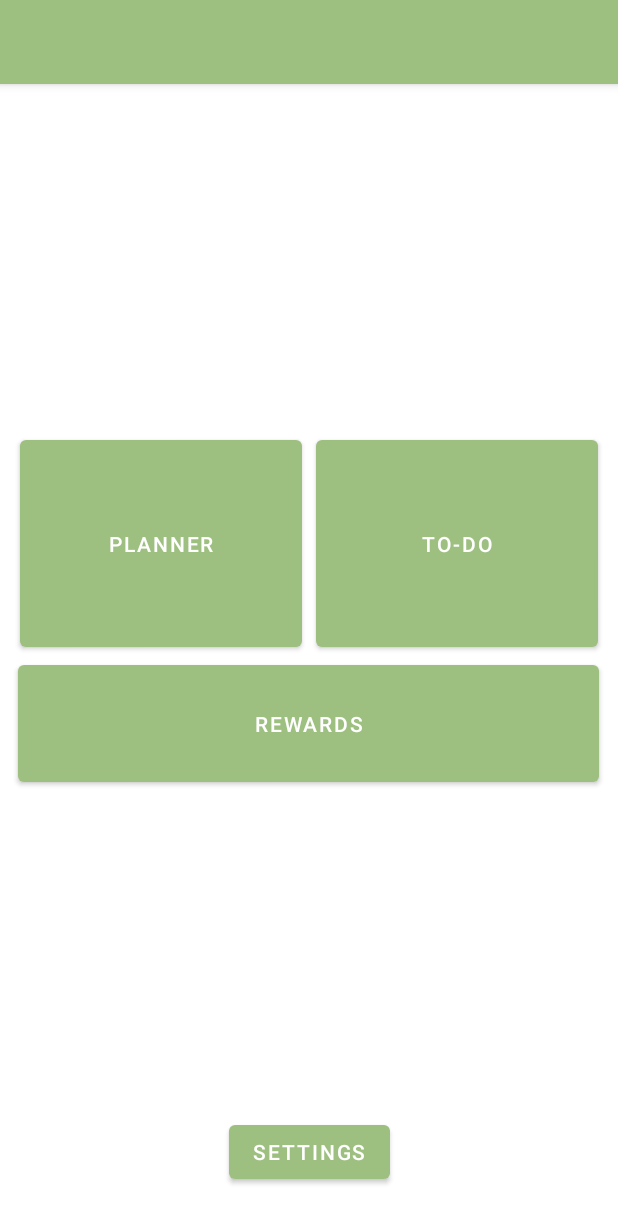
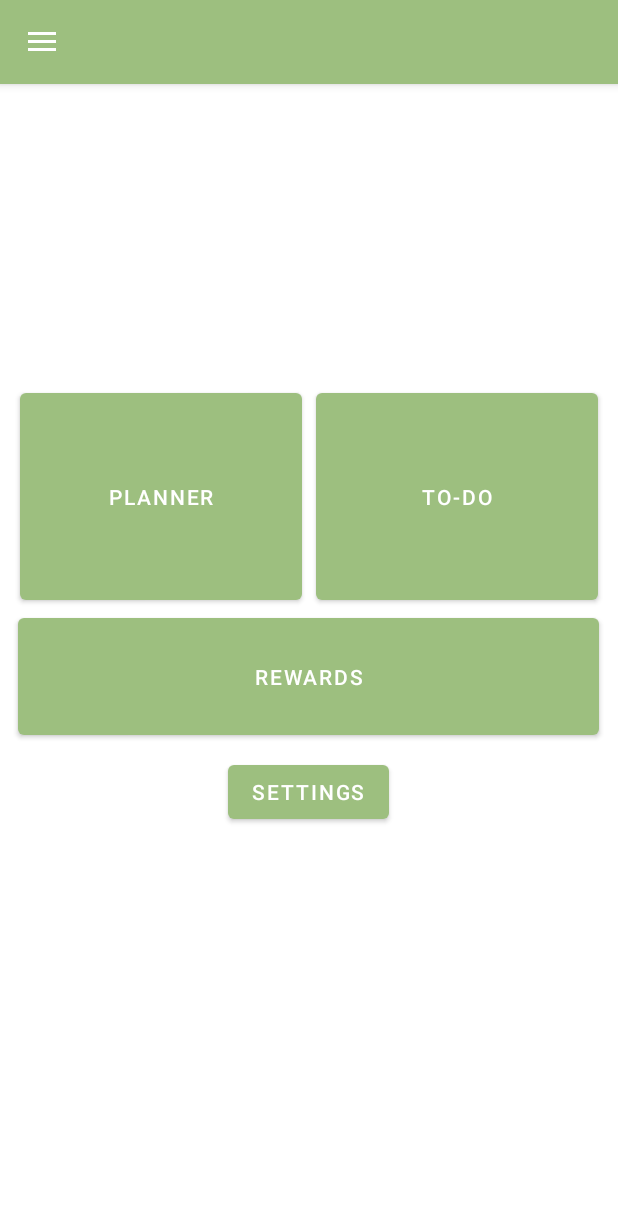
Before and after one commit to cmdmac23/CapstoneProject, an Android app: the Menu screen opened directly, with no data from a screen before it, on a phone screen of 412 x 824 dp. Shown: the top 1223 px of the screen. Run offline under Robolectric (Android 15) with nearby library versions, the phone set to English and light mode, and no system bars.

Commit message:
side menu progress

```diff
--- a/app/build.gradle
+++ b/app/build.gradle
@@ -45,4 +45,7 @@
     // https://mvnrepository.com/artifact/commons-io/commons-io
     implementation 'commons-io:commons-io:2.5'
 
+    // navigation drawer
+    implementation 'com.google.android.material:material:1.3.0-alpha03'
+
 }
--- a/app/src/main/java/com/example/capstoneproject/CreateAccount.java
+++ b/app/src/main/java/com/example/capstoneproject/CreateAccount.java
@@ -99,7 +99,6 @@
     public boolean onOptionsItemSelected(MenuItem item){
         Intent i = new Intent(this, Login.class);
         startActivity(i);
-        finish();
         return true;
     }
 }
--- a/app/src/main/java/com/example/capstoneproject/ForgotPassword.java
+++ b/app/src/main/java/com/example/capstoneproject/ForgotPassword.java
@@ -59,7 +59,6 @@
     public boolean onOptionsItemSelected(MenuItem item){
         Intent i = new Intent(this, Login.class);
         startActivity(i);
-        finish();
         return true;
     }
 }
@@ -89,7 +88,6 @@
     protected Void doInBackground(String... urls){
         Gson gson = new Gson();
         String json = gson.toJson(user);
-        Log.e("JSON", json);
 
         ApiManagement.PostNoReturn("forgotpassword", json);
 
--- a/app/src/main/java/com/example/capstoneproject/Menu.java
+++ b/app/src/main/java/com/example/capstoneproject/Menu.java
@@ -1,17 +1,62 @@
 package com.example.capstoneproject;
 
+import androidx.annotation.NonNull;
+import androidx.appcompat.app.ActionBar;
+import androidx.appcompat.app.ActionBarDrawerToggle;
 import androidx.appcompat.app.AppCompatActivity;
+import androidx.core.view.GravityCompat;
+import androidx.drawerlayout.widget.DrawerLayout;
 
+import android.content.Context;
 import android.content.Intent;
 import android.os.Bundle;
+import android.view.MenuItem;
 import android.view.View;
 
+import com.google.android.material.navigation.NavigationView;
+
 public class Menu extends AppCompatActivity {
+    public DrawerLayout drawerLayout;
+    public ActionBarDrawerToggle actionBarDrawerToggle;
+    public Context context = this;
 
     @Override
     protected void onCreate(Bundle savedInstanceState) {
         super.onCreate(savedInstanceState);
         setContentView(R.layout.activity_menu_page);
+
+        ActionBar actionBar = getSupportActionBar();
+        actionBar.setDisplayHomeAsUpEnabled(true);
+
+        // Popup side menu
+        drawerLayout = findViewById(R.id.my_drawer_layout);
+        actionBarDrawerToggle = new ActionBarDrawerToggle(this, drawerLayout, R.string.nav_open, R.string.nav_close);
+        drawerLayout.addDrawerListener(actionBarDrawerToggle);
+        actionBarDrawerToggle.syncState();
+        getSupportActionBar().setDisplayHomeAsUpEnabled(true);
+        NavigationView navigationView = findViewById(R.id.menu_nav);
+        navigationView.setNavigationItemSelectedListener(new NavigationView.OnNavigationItemSelectedListener() {
+            @Override
+            public boolean onNavigationItemSelected(@NonNull MenuItem menuItem) {
+                Intent i;
+                switch (menuItem.getItemId()){
+                    case R.id.nav_planner:
+                        i = new Intent(context, PlannerMain.class);
+                        startActivity(i);
+                        break;
+                    case R.id.nav_todo:
+                        i = new Intent(context, ToDoMain.class);
+                        startActivity(i);
+                        break;
+                    case R.id.nav_rewards:
+                        i = new Intent(context, RewardsMain.class);
+                        startActivity(i);
+                        break;
+                }
+                drawerLayout.closeDrawer(GravityCompat.START);
+                return true;
+            }
+        });
     }
 
     public void plannerClick (View view){
@@ -33,4 +78,11 @@
         Intent intent = new Intent(this, Settings.class);
         startActivity(intent);
     }
+
+    public boolean onOptionsItemSelected(@NonNull MenuItem item) {
+        if (actionBarDrawerToggle.onOptionsItemSelected(item)) {
+            return true;
+        }
+        return super.onOptionsItemSelected(item);
+    }
 }
--- a/app/src/main/res/layout/activity_menu_page.xml
+++ b/app/src/main/res/layout/activity_menu_page.xml
@@ -1,16 +1,18 @@
 <?xml version="1.0" encoding="utf-8"?>
-<androidx.constraintlayout.widget.ConstraintLayout xmlns:android="http://schemas.android.com/apk/res/android"
+<androidx.drawerlayout.widget.DrawerLayout xmlns:android="http://schemas.android.com/apk/res/android"
     xmlns:app="http://schemas.android.com/apk/res-auto"
     xmlns:tools="http://schemas.android.com/tools"
+    android:id="@+id/my_drawer_layout"
     android:layout_width="match_parent"
     android:layout_height="match_parent"
-    android:background="@color/white"
-    tools:context=".Menu">
+    tools:context=".Menu"
+    tools:ignore="HardcodedText">
 
     <LinearLayout
         android:layout_width="412dp"
         android:layout_height="250dp"
-        android:layout_marginTop="24dp"
+        android:layout_marginTop="200dp"
+        android:layout_marginBottom="100dp"
         android:orientation="vertical"
         app:layout_constraintBottom_toTopOf="@+id/settingsButton"
         app:layout_constraintEnd_toEndOf="parent"
@@ -79,7 +81,16 @@
                 android:layout_weight="1" />
 
         </LinearLayout>
-    </LinearLayout>
+
+        <LinearLayout
+            android:layout_width="match_parent"
+            android:layout_height="96dp"
+            android:orientation="horizontal">
+
+            <Space
+                android:layout_width="wrap_content"
+                android:layout_height="wrap_content"
+                android:layout_weight="1" />
 
             <Button
                 android:id="@+id/settingsButton"
@@ -91,4 +102,21 @@
                 app:layout_constraintBottom_toBottomOf="parent"
                 app:layout_constraintEnd_toEndOf="parent"
                 app:layout_constraintStart_toStartOf="parent" />
-</androidx.constraintlayout.widget.ConstraintLayout>
+
+            <Space
+                android:layout_width="wrap_content"
+                android:layout_height="wrap_content"
+                android:layout_weight="1" />
+        </LinearLayout>
+    </LinearLayout>
+
+
+
+    <com.google.android.material.navigation.NavigationView
+        android:id="@+id/menu_nav"
+        android:layout_width="wrap_content"
+        android:layout_height="match_parent"
+        android:layout_gravity="start"
+        app:menu="@menu/navigation_menu" />
+
+</androidx.drawerlayout.widget.DrawerLayout>
--- /dev/null
+++ b/app/src/main/res/menu/navigation_menu.xml
@@ -0,0 +1,18 @@
+<?xml version="1.0" encoding="utf-8"?>
+<menu xmlns:android="http://schemas.android.com/apk/res/android"
+    xmlns:tools="http://schemas.android.com/tools"
+    tools:ignore="HardcodedText">
+
+    <item
+        android:id="@+id/nav_planner"
+        android:title="Planner" />
+
+    <item
+        android:id="@+id/nav_todo"
+        android:title="To-Do Lists" />
+
+    <item
+        android:id="@+id/nav_rewards"
+        android:title="Rewards" />
+
+</menu>
--- a/app/src/main/res/values/strings.xml
+++ b/app/src/main/res/values/strings.xml
@@ -1,3 +1,6 @@
 <resources>
     <string name="app_name">CapstoneProject</string>
+
+    <string name="nav_open">Open</string>
+    <string name="nav_close">Close</string>
 </resources>
```
Also changed, not shown: app/src/main/java/com/example/capstoneproject/ToDoMain.java (+59 -0 lines), app/src/main/res/layout/activity_to_do_main.xml (+28 -0 lines). Lines whose indentation alone changed are shown as unchanged.
